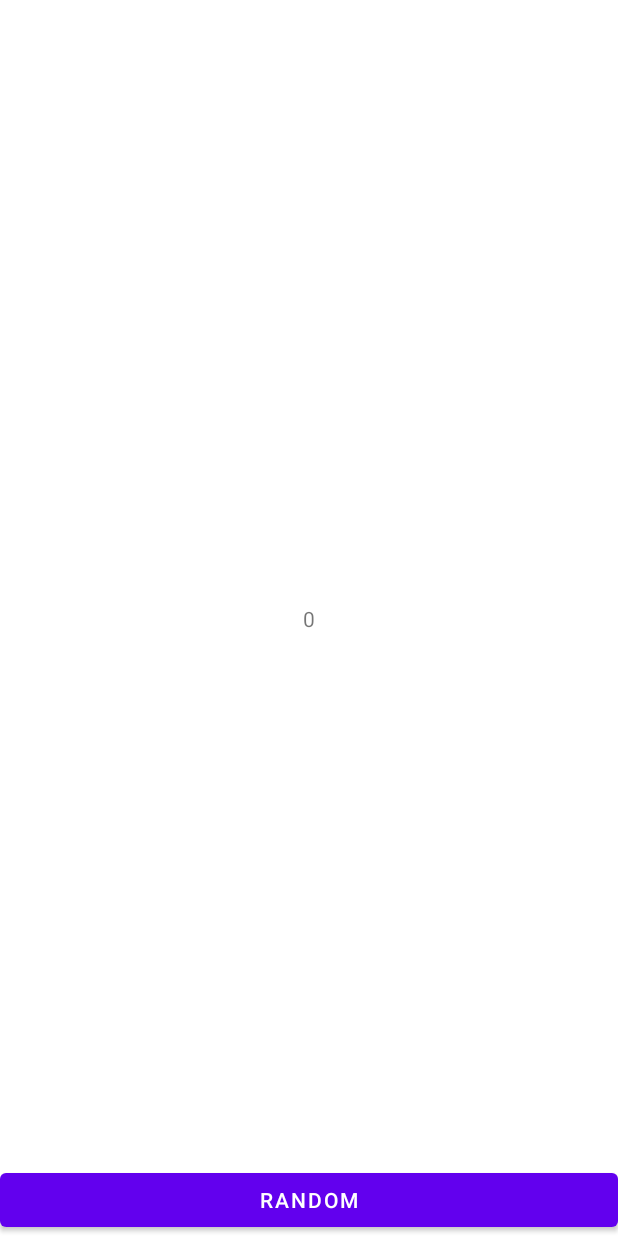
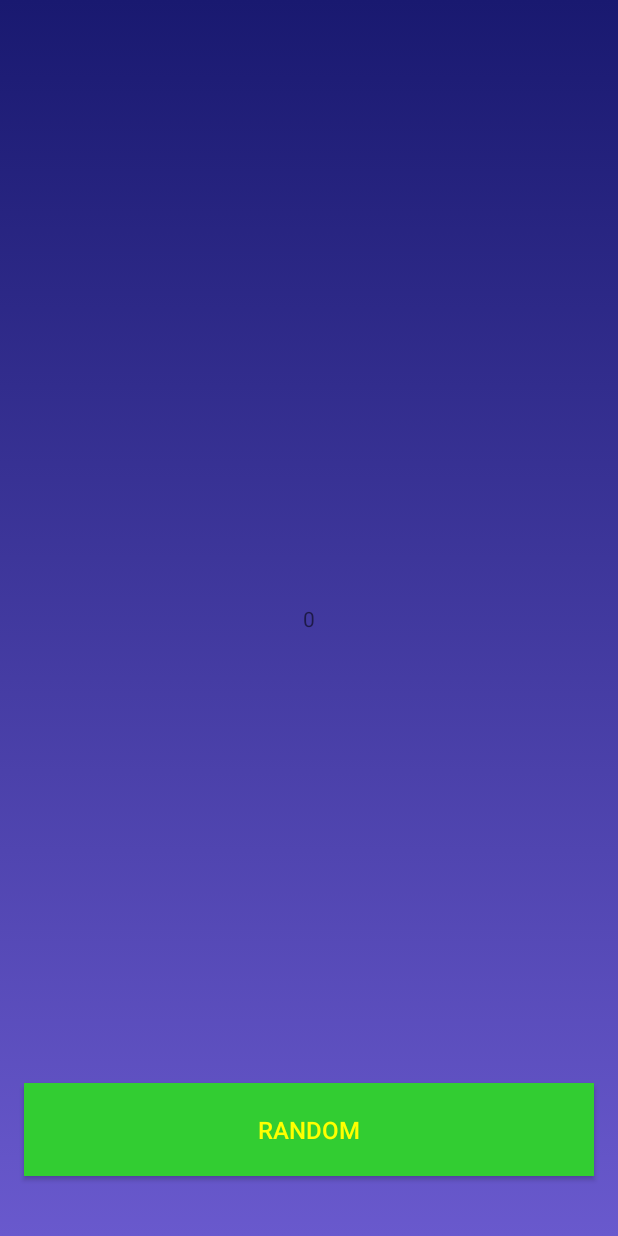
Before and after one commit to luana-barbosa/Random_number, an Android app: the screen it shows after launch (MainActivity), on a phone screen of 412 x 824 dp. Run offline under Robolectric (Android 15) with nearby library versions, the phone set to English and light mode, and no system bars.

Commit message:
Adicionando Estilo do botão e do Background.

```diff
--- a/app/src/main/AndroidManifest.xml
+++ b/app/src/main/AndroidManifest.xml
@@ -8,7 +8,7 @@
         android:label="@string/app_name"
         android:roundIcon="@mipmap/ic_launcher_round"
         android:supportsRtl="true"
-        android:theme="@style/Theme.MyApplication">
+        android:theme="@style/Theme.AppCompat.Light.NoActionBar">
         <activity android:name=".MainActivity">
             <intent-filter>
                 <action android:name="android.intent.action.MAIN" />
--- /dev/null
+++ b/app/src/main/res/drawable/background_main.xml
@@ -0,0 +1,13 @@
+<?xml version="1.0" encoding="utf-8"?>
+<selector xmlns:android="http://schemas.android.com/apk/res/android">
+    <item>
+        <shape>
+            <gradient
+                android:angle="90"
+                android:startColor="#6959CD"
+                android:endColor="#191970"
+                android:type="linear"
+                />
+        </shape>
+    </item>
+</selector>
--- a/app/src/main/res/layout/activity_main.xml
+++ b/app/src/main/res/layout/activity_main.xml
@@ -1,9 +1,11 @@
 <?xml version="1.0" encoding="utf-8"?>
-<androidx.constraintlayout.widget.ConstraintLayout xmlns:android="http://schemas.android.com/apk/res/android"
+<androidx.constraintlayout.widget.ConstraintLayout
+    xmlns:android="http://schemas.android.com/apk/res/android"
     xmlns:app="http://schemas.android.com/apk/res-auto"
     xmlns:tools="http://schemas.android.com/tools"
     android:layout_width="match_parent"
     android:layout_height="match_parent"
+    android:background="@drawable/background_main"
     tools:context=".MainActivity">
 
     <TextView
@@ -16,16 +18,18 @@
         app:layout_constraintRight_toRightOf="parent"
         app:layout_constraintTop_toTopOf="parent" />
 
-    <com.google.android.material.button.MaterialButton
-
+    <Button
         android:id="@+id/buttonRandom"
         android:layout_width="match_parent"
         android:layout_height="wrap_content"
-        android:text="RANDOM"
+        android:layout_marginStart="16dp"
+        android:layout_marginEnd="16dp"
+        android:layout_marginBottom="40dp"
+        android:padding="20dp"
+        android:text="Random"
+        style="@style/ButtonStyle"
         app:layout_constraintBottom_toBottomOf="parent"
         app:layout_constraintLeft_toLeftOf="parent"
-        app:layout_constraintRight_toRightOf="parent"
-
-        />
+        app:layout_constraintRight_toRightOf="parent" />
 
 </androidx.constraintlayout.widget.ConstraintLayout>
--- a/app/src/main/res/values/colors.xml
+++ b/app/src/main/res/values/colors.xml
@@ -7,4 +7,8 @@
     <color name="teal_700">#FF018786</color>
     <color name="black">#FF000000</color>
     <color name="white">#FFFFFFFF</color>
+    <color name="yellow">#FFFF00</color>
+    <color name="red">#FF0000</color>
+    <color name="lime_green">#32CD32</color>
+
 </resources>
--- a/app/src/main/res/values/themes.xml
+++ b/app/src/main/res/values/themes.xml
@@ -13,4 +13,11 @@
         <item name="android:statusBarColor" tools:targetApi="l">?attr/colorPrimaryVariant</item>
         <!-- Customize your theme here. -->
     </style>
+
+    <style name="ButtonStyle">
+        <item name="android:textSize">16sp</item>
+        <item name="android:textColor">@color/yellow</item>
+        <item name="android:background">@color/lime_green</item>
+    </style>
+
 </resources>
```
Also changed, not shown: 1 other file.
